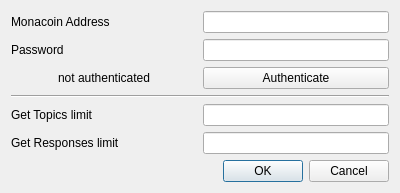
Before: the Qt Designer form config.ui in ottyajp/mona_chaduke, drawn with Qt 5.
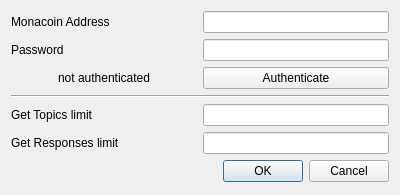
After: the same form once the commit is applied.

Commit message:
コンフィグウィンドウでusers/myprofile使ってプロフィール取得するように
ついでに再認証のワンクッションを置くように

The edit to the form file:
```diff
--- a/config.ui
+++ b/config.ui
@@ -7,7 +7,7 @@
     <x>0</x>
     <y>0</y>
     <width>400</width>
-    <height>173</height>
+    <height>195</height>
    </rect>
   </property>
   <property name="windowTitle">
```
Left out of the diff: 2 changed lines with no effect on the pictures. The commit also changes 2 other files.
